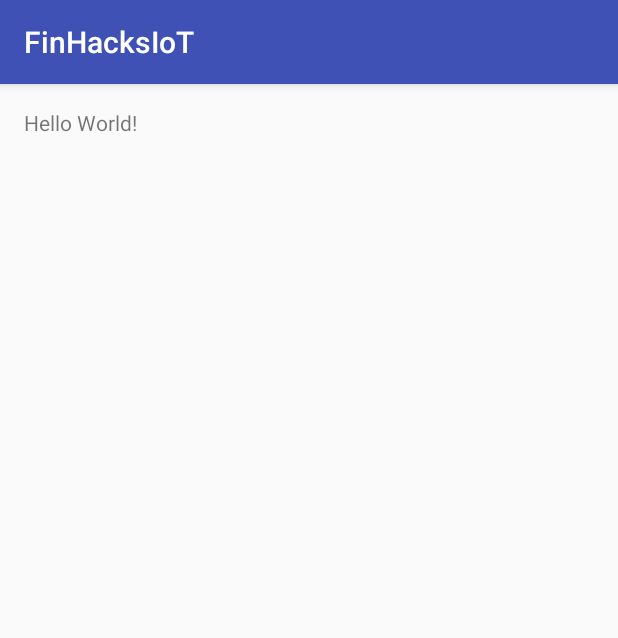
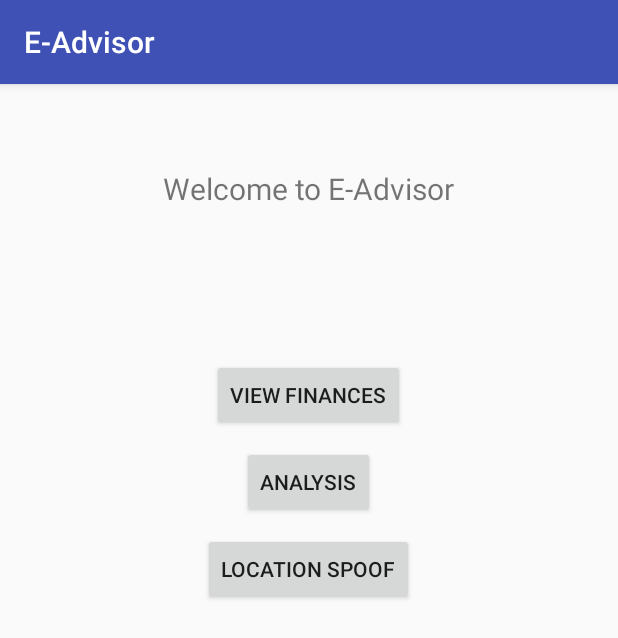
Before and after one commit to m9rehman/FinHacks, an Android app: the screen it shows after launch (MainActivity), on a phone screen of 412 x 824 dp. Shown: the top 638 px of the screen. Run offline under Robolectric (Android 15) with nearby library versions, the phone set to English and light mode, and no system bars.

Commit message:
Designed initial screen

```diff
--- a/FinHacksIoT/app/src/main/res/layout/activity_main.xml
+++ b/FinHacksIoT/app/src/main/res/layout/activity_main.xml
@@ -1,5 +1,5 @@
 <?xml version="1.0" encoding="utf-8"?>
-<RelativeLayout
+<LinearLayout
     xmlns:android="http://schemas.android.com/apk/res/android"
     xmlns:tools="http://schemas.android.com/tools"
     android:layout_width="match_parent"
@@ -10,8 +10,42 @@
     android:paddingTop="@dimen/activity_vertical_margin"
     tools:context="com.example.moe.finhacksiot.MainActivity">
 
+    <LinearLayout
+    android:layout_width="match_parent"
+    android:layout_height="wrap_content"
+    android:orientation="vertical"
+    android:gravity="center">
+
     <TextView
         android:layout_width="wrap_content"
         android:layout_height="wrap_content"
-        android:text="Hello World!"/>
-</RelativeLayout>
+        android:text="@string/welcome"
+        android:paddingTop="40dp"
+        android:textSize="20dp"/>
+
+        <Button android:layout_width="wrap_content"
+                android:layout_height="wrap_content"
+                android:layout_marginTop="100dp"
+                android:text="View Finances"
+                android:id="@+id/graphBtn"
+            />
+
+        <Button android:layout_width="wrap_content"
+                android:layout_height="wrap_content"
+                android:layout_marginTop="10dp"
+                android:text="Analysis"
+                android:id="@+id/analysisBtn"
+        />
+
+        <Button android:layout_width="wrap_content"
+                android:layout_height="wrap_content"
+                android:layout_marginTop="10dp"
+                android:text="Location Spoof"
+                android:id="@+id/locationBtn"
+        />
+
+
+
+    </LinearLayout>
+
+</LinearLayout>
--- a/FinHacksIoT/app/src/main/res/values/strings.xml
+++ b/FinHacksIoT/app/src/main/res/values/strings.xml
@@ -1,3 +1,4 @@
 <resources>
-    <string name="app_name">FinHacksIoT</string>
+    <string name="app_name">E-Advisor</string>
+    <string name="welcome">Welcome to E-Advisor</string>
 </resources>
```
